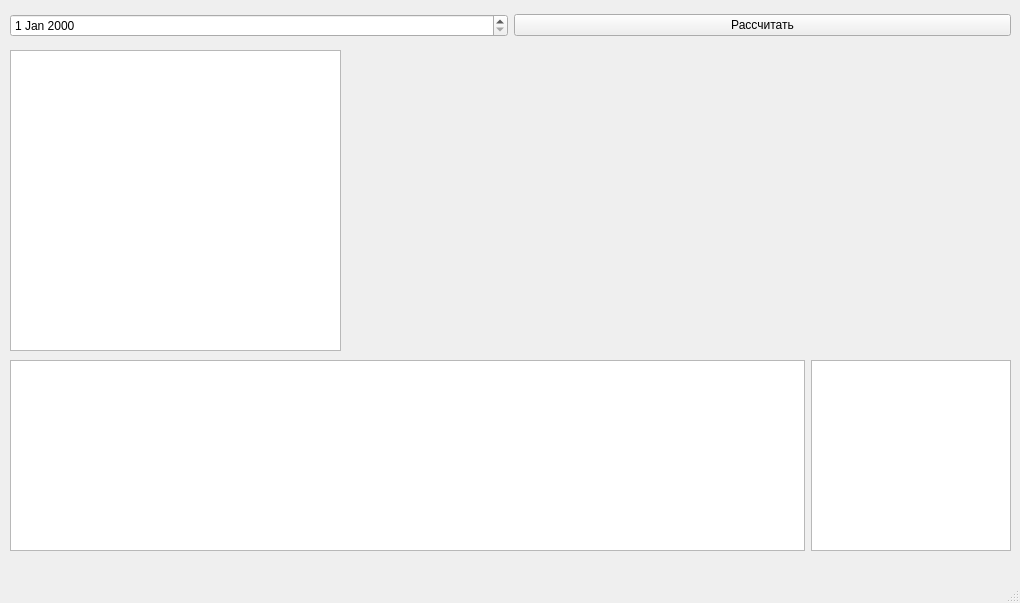
Above: MainWindow.ui from XeonDead/Numerology before the change. Below: the same form after it.
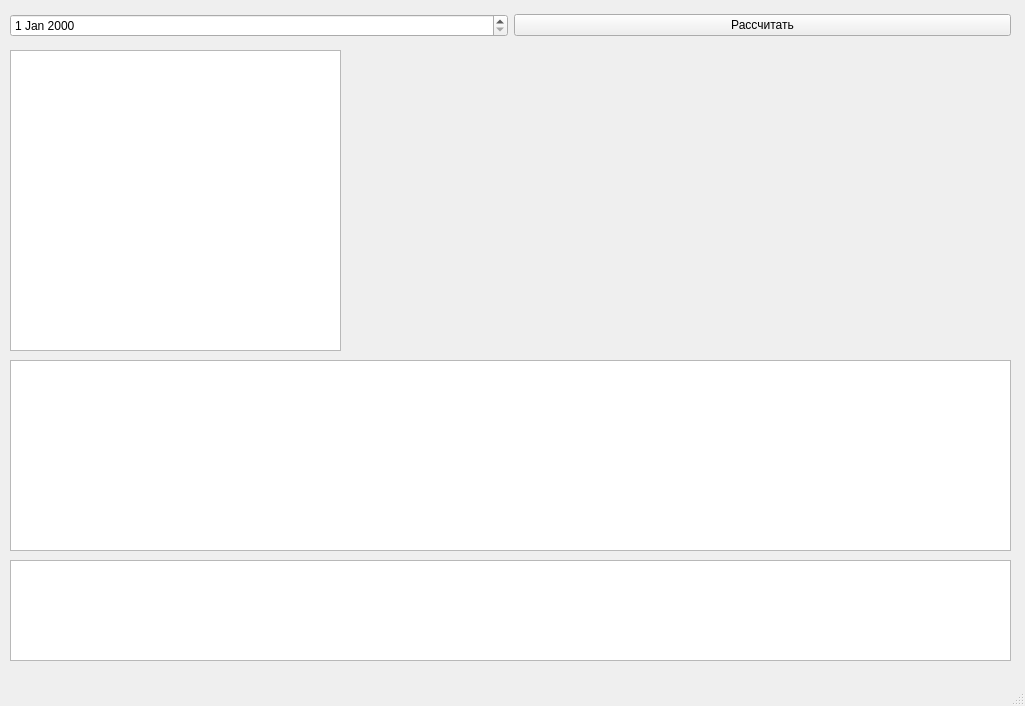
That is the form after the change. Custom widgets are drawn as their Qt base class.

Commit message: gitignore: add idea folder and cmakelists.userfiles, Numerology: fix the master numbers, MainWindow: change layout, CMakeLists: add copy out resources

```diff
--- a/MainWindow.ui
+++ b/MainWindow.ui
@@ -6,8 +6,8 @@
    <rect>
     <x>0</x>
     <y>0</y>
-    <width>1020</width>
-    <height>603</height>
+    <width>1025</width>
+    <height>706</height>
    </rect>
   </property>
   <property name="windowTitle">
@@ -64,11 +64,23 @@
      <item>
       <widget class="QTableWidget" name="tableWidget"/>
      </item>
+    </layout>
+   </widget>
+   <widget class="QWidget" name="horizontalLayoutWidget_3">
+    <property name="geometry">
+     <rect>
+      <x>10</x>
+      <y>560</y>
+      <width>1001</width>
+      <height>101</height>
+     </rect>
+    </property>
+    <layout class="QHBoxLayout" name="horizontalLayout_4">
      <item>
       <widget class="QTextBrowser" name="descriptionTextBrowser">
        <property name="maximumSize">
         <size>
-         <width>200</width>
+         <width>16777215</width>
          <height>16777215</height>
         </size>
        </property>
```
Left out of the diff: 2 changed lines with no effect on the pictures. The commit also changes 7 other files.
